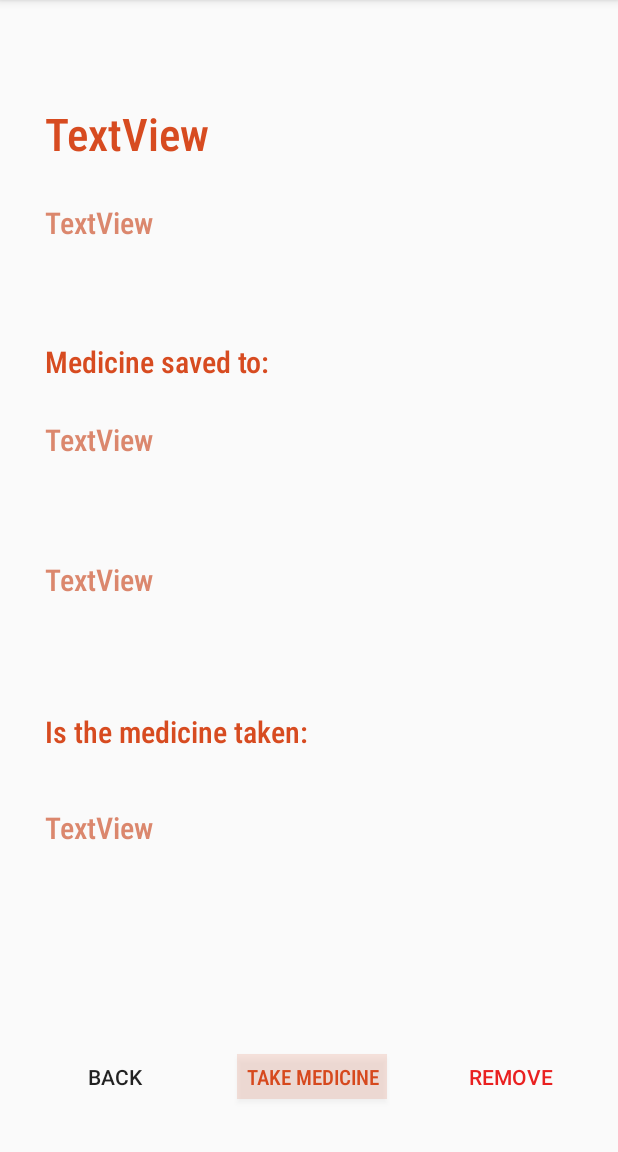
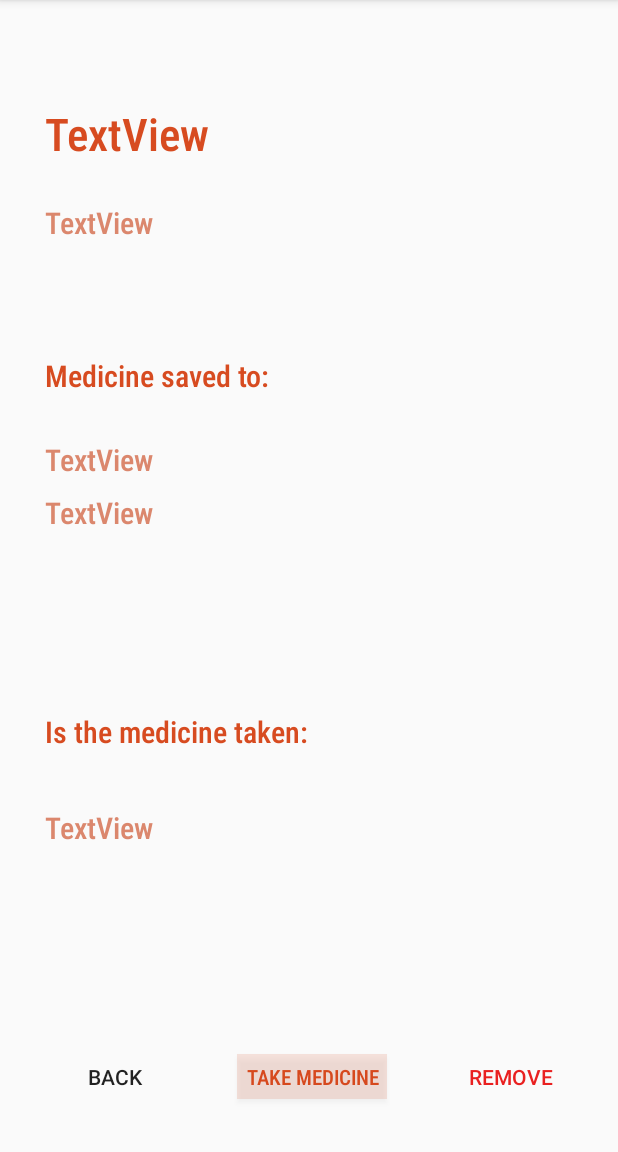
Before and after one commit to Mahamurahti/Medirem, an Android app: the MedicineDetailsActivity screen opened directly, with no data from a screen before it, on a phone screen of 412 x 824 dp, the part 84-1236 px from its top. Run offline under Robolectric (Android 15) with nearby library versions, the light colour scheme and no system bars; 9 statements that could not run were skipped.

Commit message:
little changes to medicine add activity

```diff
--- a/Medirem_Project/app/src/main/res/layout/activity_medicine_details.xml
+++ b/Medirem_Project/app/src/main/res/layout/activity_medicine_details.xml
@@ -51,7 +51,7 @@
     <TextView
         android:id="@+id/medicineSaved"
         android:layout_width="378dp"
-        android:layout_height="47dp"
+        android:layout_height="30dp"
         android:layout_marginStart="30dp"
         android:fontFamily="sans-serif-condensed-medium"
         android:text="Medicine saved to:"
@@ -67,7 +67,7 @@
     <TextView
         android:id="@+id/medicineDate"
         android:layout_width="0dp"
-        android:layout_height="50dp"
+        android:layout_height="30dp"
         android:layout_marginStart="30dp"
         android:fontFamily="sans-serif-condensed-medium"
         android:text="TextView"
@@ -110,7 +110,7 @@
     <TextView
         android:id="@+id/medicineTime"
         android:layout_width="0dp"
-        android:layout_height="50dp"
+        android:layout_height="30dp"
         android:layout_marginStart="30dp"
         android:layout_marginTop="5dp"
         android:fontFamily="sans-serif-condensed-medium"
@@ -120,7 +120,8 @@
         app:layout_constraintBottom_toTopOf="@+id/guideline"
         app:layout_constraintEnd_toEndOf="parent"
         app:layout_constraintStart_toStartOf="parent"
-        app:layout_constraintTop_toBottomOf="@+id/medicineDate" />
+        app:layout_constraintTop_toBottomOf="@+id/medicineDate"
+        app:layout_constraintVertical_bias="0.0" />
 
     <TextView
         android:id="@+id/medicineTaken"
```
